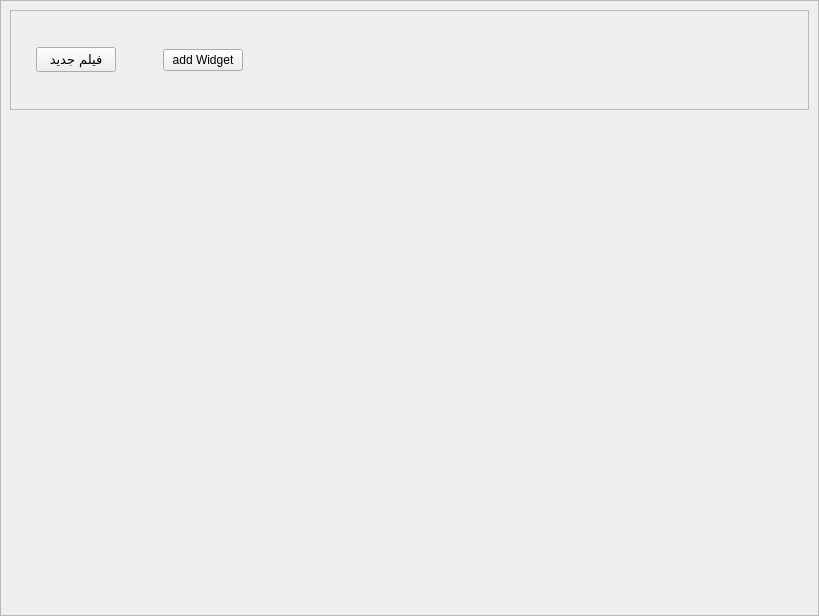
Above: home.ui from seyedmahdii/cinema_project before the change. Below: the same form after it.
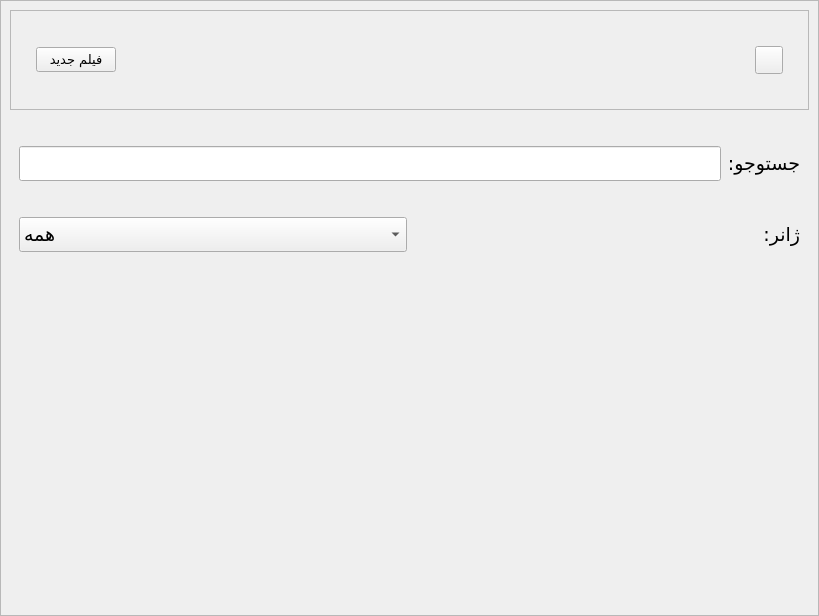
That is the form after the change. Icons and pictures are not drawn.

What changed in the file:
```diff
--- a/home.ui
+++ b/home.ui
@@ -225,13 +225,6 @@
                     </property>
                    </widget>
                   </item>
-                  <item>
-                   <widget class="QPushButton" name="addWidget">
-                    <property name="text">
-                     <string>add Widget</string>
-                    </property>
-                   </widget>
-                  </item>
                  </layout>
                 </item>
                 <item>
@@ -256,21 +249,22 @@
                    <number>10</number>
                   </property>
                   <item>
-                   <widget class="QLabel" name="search">
+                   <widget class="QPushButton" name="searchBtn">
                     <property name="maximumSize">
                      <size>
                       <width>28</width>
                       <height>28</height>
                      </size>
                     </property>
+                    <property name="cursor">
+                     <cursorShape>PointingHandCursor</cursorShape>
+                    </property>
                     <property name="text">
                      <string/>
                     </property>
-                    <property name="pixmap">
-                     <pixmap resource="Resources.qrc">:/images/search-icon.png</pixmap>
-                    </property>
-                    <property name="scaledContents">
-                     <bool>true</bool>
+                    <property name="icon">
+                     <iconset resource="Resources.qrc">
+                      <normaloff>:/images/search-icon.png</normaloff>:/images/search-icon.png</iconset>
                     </property>
                    </widget>
                   </item>
@@ -284,6 +278,152 @@
           </layout>
          </widget>
         </item>
+        <item>
+         <layout class="QVBoxLayout" name="searchBox">
+          <property name="leftMargin">
+           <number>9</number>
+          </property>
+          <property name="topMargin">
+           <number>20</number>
+          </property>
+          <property name="rightMargin">
+           <number>9</number>
+          </property>
+          <property name="bottomMargin">
+           <number>20</number>
+          </property>
+          <item>
+           <layout class="QHBoxLayout" name="type_wrapper">
+            <property name="topMargin">
+             <number>10</number>
+            </property>
+            <property name="bottomMargin">
+             <number>10</number>
+            </property>
+            <item>
+             <widget class="QLineEdit" name="type_input">
+              <property name="maximumSize">
+               <size>
+                <width>16777215</width>
+                <height>50</height>
+               </size>
+              </property>
+              <property name="font">
+               <font>
+                <family>B Yekan</family>
+                <pointsize>14</pointsize>
+               </font>
+              </property>
+             </widget>
+            </item>
+            <item>
+             <widget class="QLabel" name="type_label">
+              <property name="font">
+               <font>
+                <family>B Yekan</family>
+                <pointsize>14</pointsize>
+               </font>
+              </property>
+              <property name="text">
+               <string>جستوجو:</string>
+              </property>
+             </widget>
+            </item>
+           </layout>
+          </item>
+          <item>
+           <layout class="QHBoxLayout" name="horizontalLayout_2">
+            <property name="leftMargin">
+             <number>0</number>
+            </property>
+            <property name="topMargin">
+             <number>20</number>
+            </property>
+            <property name="rightMargin">
+             <number>0</number>
+            </property>
+            <property name="bottomMargin">
+             <number>20</number>
+            </property>
+            <item>
+             <widget class="QComboBox" name="comboBox">
+              <property name="font">
+               <font>
+                <family>B Yekan</family>
+                <pointsize>14</pointsize>
+               </font>
+              </property>
+              <item>
+               <property name="text">
+                <string>همه</string>
+               </property>
+              </item>
+              <item>
+               <property name="text">
+                <string>ترسناک</string>
+               </property>
+              </item>
+              <item>
+               <property name="text">
+                <string>اکشن</string>
+               </property>
+              </item>
+              <item>
+               <property name="text">
+                <string>علمی-تخیلی</string>
+               </property>
+              </item>
+              <item>
+               <property name="text">
+                <string>درام</string>
+               </property>
+              </item>
+              <item>
+               <property name="text">
+                <string>رمان</string>
+               </property>
+              </item>
+              <item>
+               <property name="text">
+                <string>کمدی</string>
+               </property>
+              </item>
+              <item>
+               <property name="text">
+                <string>موریکال</string>
+               </property>
+              </item>
+              <item>
+               <property name="text">
+                <string>زندگی نامه</string>
+               </property>
+              </item>
+             </widget>
+            </item>
+            <item>
+             <widget class="QLabel" name="label">
+              <property name="font">
+               <font>
+                <family>B Yekan</family>
+                <pointsize>14</pointsize>
+               </font>
+              </property>
+              <property name="text">
+               <string>‌ژانر:</string>
+              </property>
+             </widget>
+            </item>
+           </layout>
+          </item>
+         </layout>
+        </item>
+        <item>
+         <layout class="QVBoxLayout" name="movies">
+          <property name="topMargin">
+           <number>20</number>
+          </property>
+         </layout>
+        </item>
         <item>
          <spacer name="verticalSpacer">
           <property name="orientation">
```
